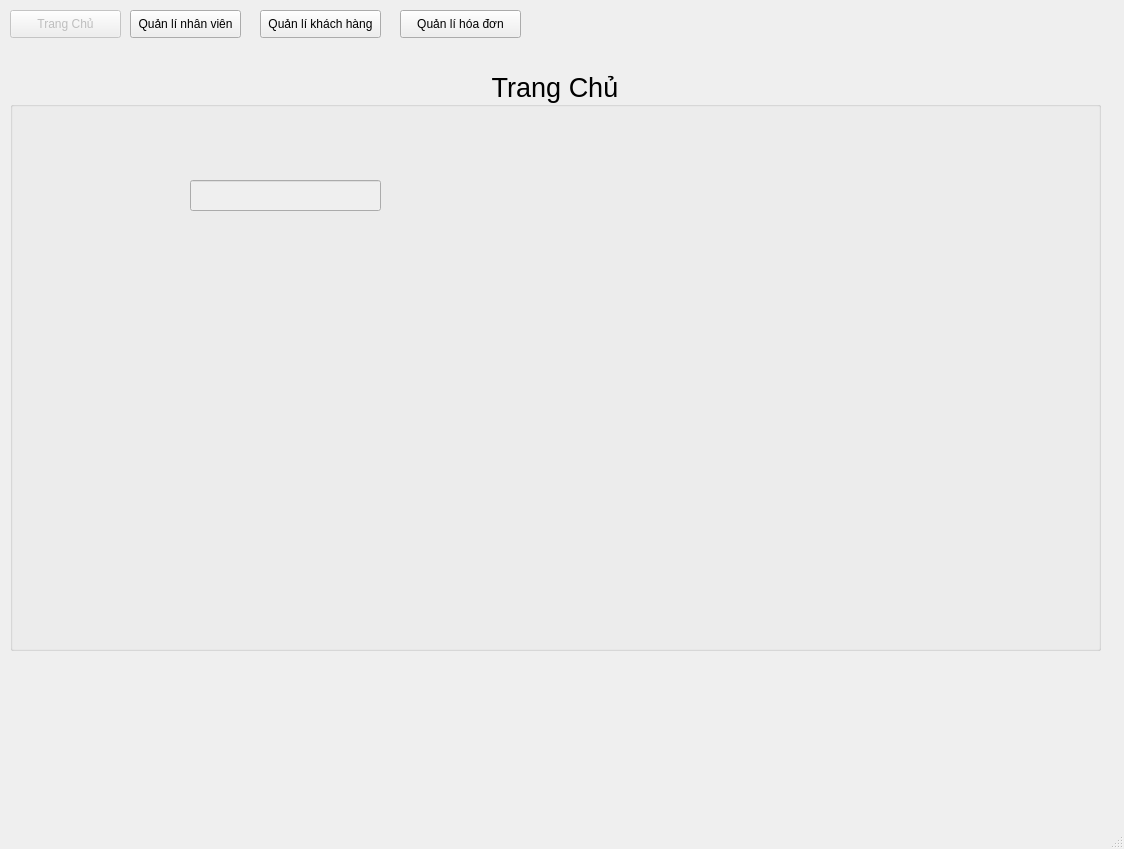
Old version of the form GUI/UI/Home.ui in the repository MinhVi2004/WaterManagement.
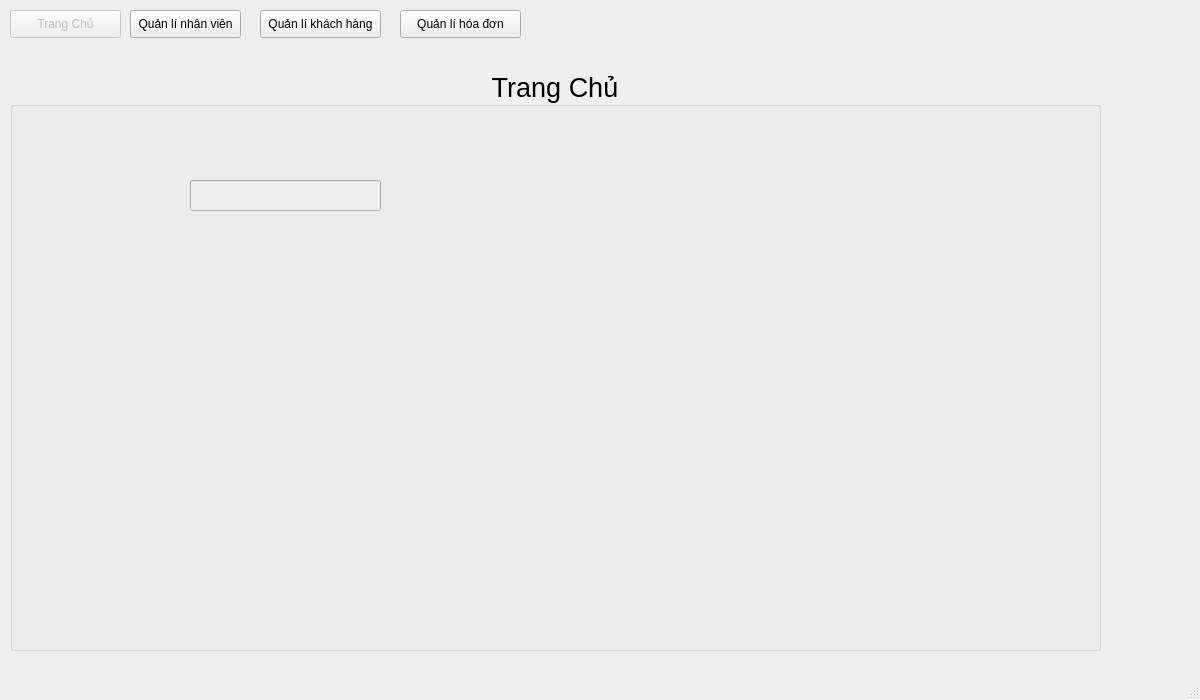
New version of the form.

The edit to the form file:
```diff
--- a/GUI/UI/Home.ui
+++ b/GUI/UI/Home.ui
@@ -6,8 +6,8 @@
    <rect>
     <x>0</x>
     <y>0</y>
-    <width>1124</width>
-    <height>849</height>
+    <width>1200</width>
+    <height>700</height>
    </rect>
   </property>
   <property name="windowTitle">
```
